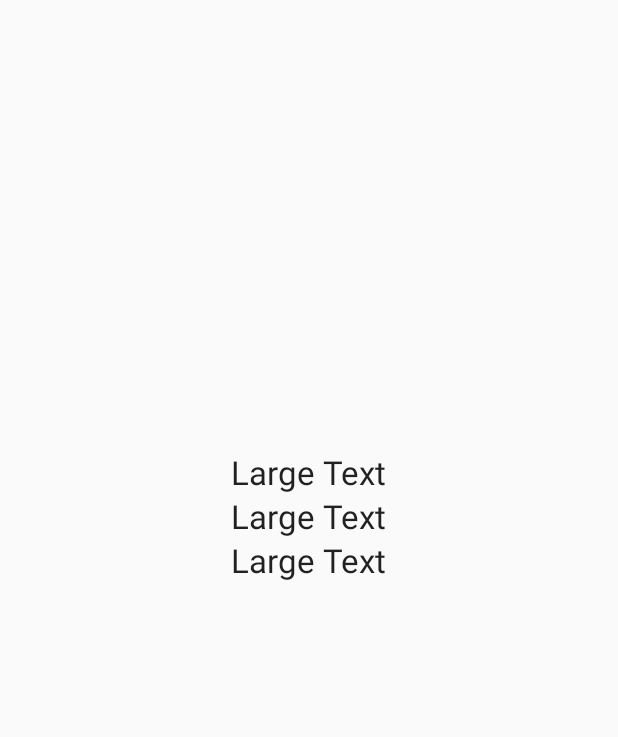
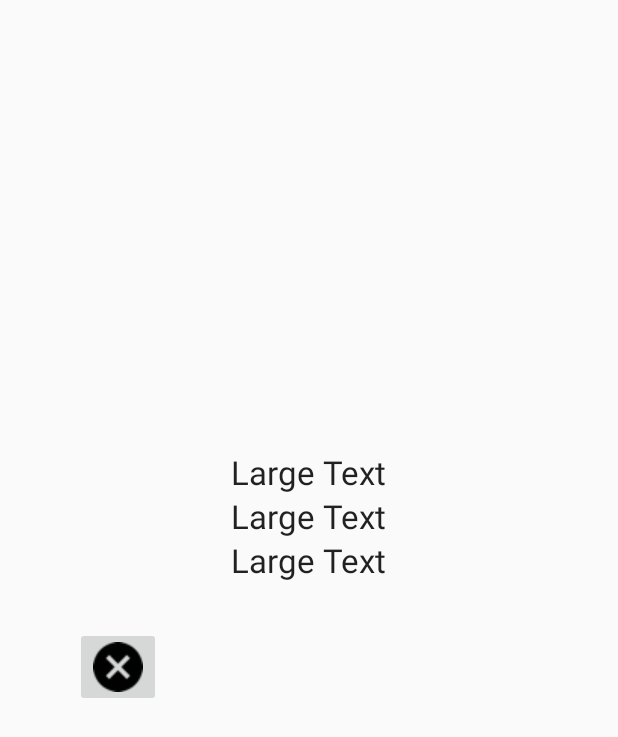
Before and after one commit to tehDugong/BACTracker, an Android app: the DrinkInfo screen opened directly, with no data from a screen before it, on a phone screen of 412 x 824 dp. Shown: the top 737 px of the screen. Run offline under Robolectric (Android 15) with nearby library versions, the phone set to English and light mode, and no system bars; 2 statements that could not run were skipped.

Commit message:
before creating new file

```diff
--- a/mobile/src/main/res/layout/drink_info.xml
+++ b/mobile/src/main/res/layout/drink_info.xml
@@ -43,5 +43,15 @@
         android:layout_below="@+id/abvTextView"
         android:layout_centerHorizontal="true" />
 
+    <ImageButton
+        android:layout_width="wrap_content"
+        android:layout_height="wrap_content"
+        android:id="@+id/imageButton"
+        android:src="@drawable/addtomenu"
+        android:layout_marginTop="30dp"
+        android:layout_marginLeft="50dp"
+        android:onClick="removeFromMenu"
+        android:layout_below="@+id/ingredientsTextView" />
+
 
 </RelativeLayout>
--- a/mobile/src/main/res/menu/menu_db.xml
+++ b/mobile/src/main/res/menu/menu_db.xml
@@ -1,6 +1,6 @@
 <menu xmlns:android="http://schemas.android.com/apk/res/android"
     xmlns:app="http://schemas.android.com/apk/res-auto"
-    xmlns:tools="http://schemas.android.com/tools" tools:context=".DBActivity">
+    xmlns:tools="http://schemas.android.com/tools" tools:context="org.cs160.bactracker.DBActivity">
 
     <item android:id="@+id/action_settings" android:title="@string/action_settings"
         android:orderInCategory="100" app:showAsAction="never" />
```
Also changed, not shown: mobile/src/main/java/org/cs160/bactracker/DrinkInfo.java (+14 -2 lines), mobile/src/main/res/drawable/addtomenu.png.
